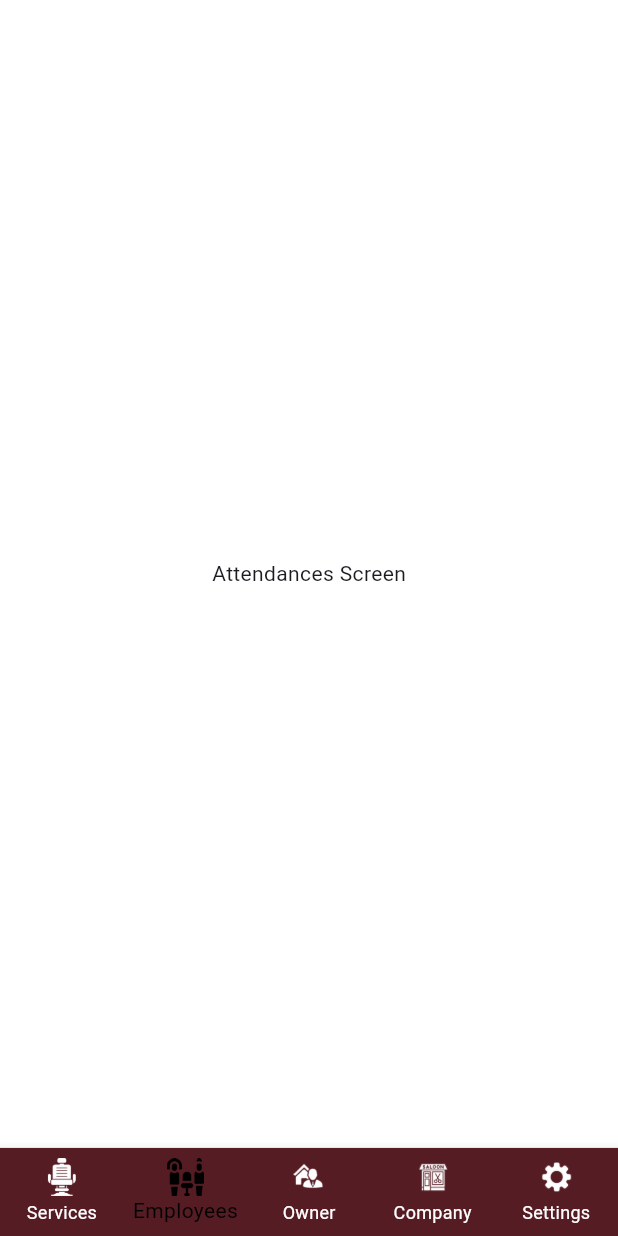
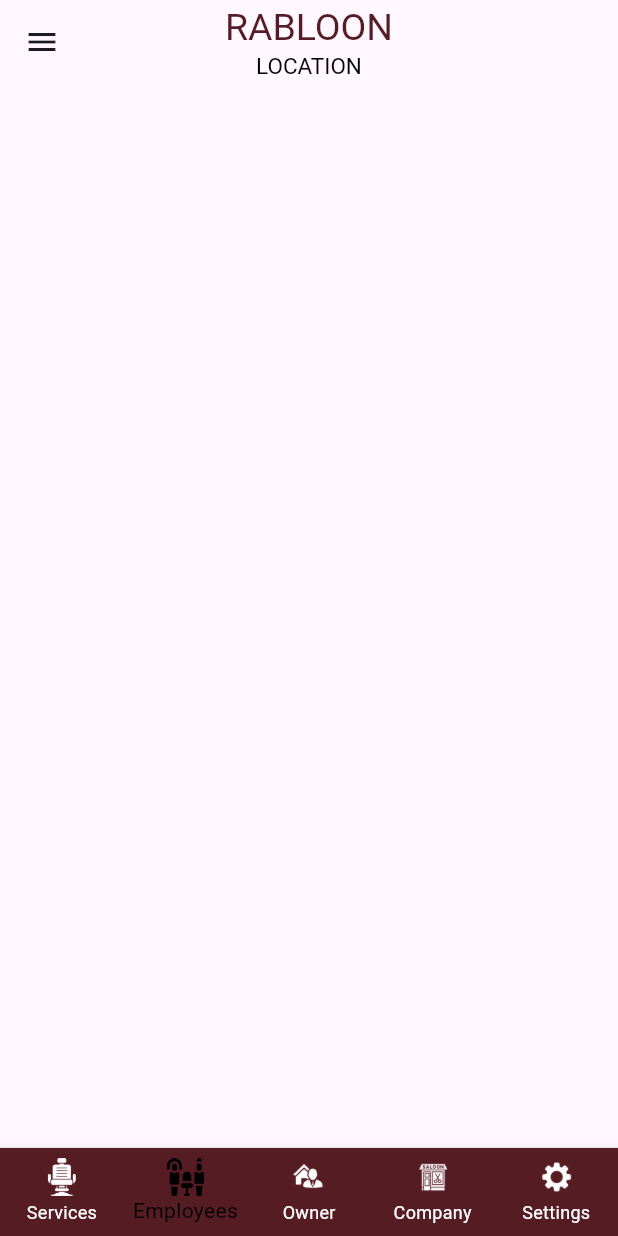
Before and after one commit to fathimanasrinvk/rab_salonapp, a Flutter app: the StatusNavigationBar screen opened directly, item 2 of the bottom bar chosen, on a phone screen of 412 x 824 dp. Run offline on Flutter 3.47's test engine with Material 3 defaults, Android fonts, the phone set to English and light mode, and no system bars; our stand-ins replace google_fonts; Roboto replaces fonts that are missing (Rakkas).

Commit message:
screens added

```diff
--- a/lib/core/common/drawer/custom_drawer.dart
+++ b/lib/core/common/drawer/custom_drawer.dart
@@ -29,7 +29,7 @@ class CustomDrawer extends StatelessWidget {
               ],
             ),
           ),
-          if (branches.isNotEmpty) ...[
+          if (branches.isEmpty) ...[
             Column(
               mainAxisAlignment: MainAxisAlignment.center,
               children: [
--- a/lib/presentation/bottom_navigation_screen/view/bottom_navigation_screen.dart
+++ b/lib/presentation/bottom_navigation_screen/view/bottom_navigation_screen.dart
@@ -1,5 +1,6 @@
 import 'package:flutter/material.dart';
 import 'package:rab_salon/core/constants/color_constants.dart';
+import 'package:rab_salon/presentation/employees_screen/view/employees_screen.dart';
 import 'package:rab_salon/presentation/service_screen/view/service_screen.dart';
 
 class StatusNavigationBar extends StatefulWidget {
@@ -14,8 +15,7 @@ class _StatusNavigationBarState extends State<StatusNavigationBar> {
 
   final List<Widget> _screens = [
     ServiceScreen(),
-    Container(
-        color: Colors.white, child: Center(child: Text("Attendances Screen"))),
+    EmployeesScreen(),
     Container(
         color: Colors.white, child: Center(child: Text("Projects Screen"))),
     Container(
--- /dev/null
+++ b/lib/presentation/employees_screen/view/employees_screen.dart
@@ -0,0 +1,31 @@
+import 'package:flutter/material.dart';
+import 'package:rab_salon/core/common/drawer/custom_drawer.dart';
+import 'package:rab_salon/core/constants/text_styles.dart';
+
+class EmployeesScreen extends StatelessWidget {
+  const EmployeesScreen({super.key});
+
+  @override
+  Widget build(BuildContext context) {
+    var size = MediaQuery.sizeOf(context);
+
+    List<Map<String, String>> branches = [
+      {"branchName": " BRANCH", "location": "DOWNTOWN"},
+      {"branchName": "BRANCH", "location": "DOWNTOWN"},
+    ];
+    return Scaffold(
+      drawer: CustomDrawer(size: size, branches: branches),
+      appBar: AppBar(
+        centerTitle: true,
+        title: Column(
+          mainAxisSize: MainAxisSize.min,
+          children: [
+            Text("RABLOON", style: GLTextStyles.subheadding()),
+            Text("LOCATION", style: GLTextStyles.locationtext()),
+          ],
+        ),
+      ),
+
+    );
+  }
+}
--- a/pubspec.yaml
+++ b/pubspec.yaml
@@ -37,6 +37,7 @@ dependencies:
   # The following adds the Cupertino Icons font to your application.
   # Use with the CupertinoIcons class for iOS style icons.
   cupertino_icons: ^1.0.6
+  provider: ^6.1.2
 
 dev_dependencies:
   flutter_test:
```
Also changed, not shown: lib/main.dart (+7 -3 lines), lib/presentation/service_screen/controller/service_screen_controller.dart (added, +39 -0 lines), lib/presentation/service_screen/view/service_screen.dart (+56 -100 lines), lib/presentation/service_screen/widget/category_listtile.dart (+3 -6 lines), lib/presentation/service_screen/widget/search_bar.dart (added, +37 -0 lines), pubspec.lock.
